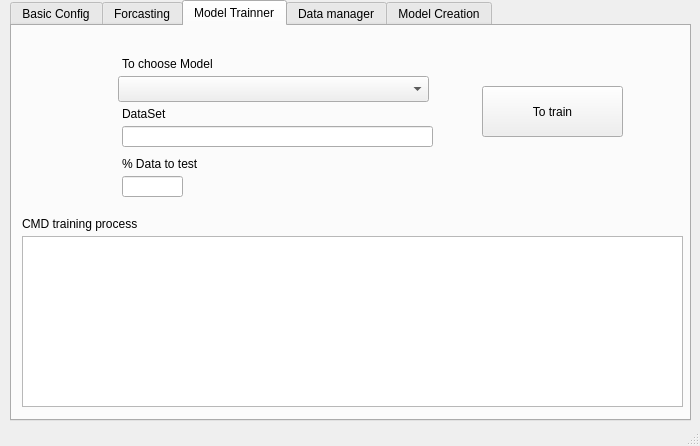
Before: the Qt Designer form QT_Files/GUI_FFT_LSTM_Stock.ui in eduardo-trejo-es/LSTM_GUI_DB, drawn with Qt 5.
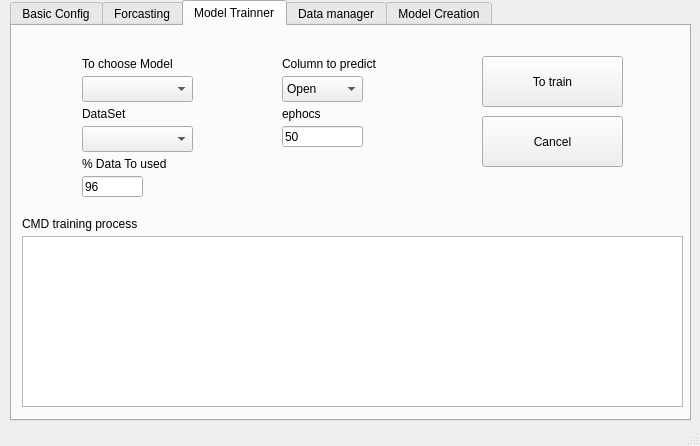
After: the same form once the commit is applied. The open tabs and pages were chosen to show the change.

The edit to the form file:
```diff
--- a/QT_Files/GUI_FFT_LSTM_Stock.ui
+++ b/QT_Files/GUI_FFT_LSTM_Stock.ui
@@ -293,7 +293,7 @@
      <widget class="QLabel" name="MoTr_lbl_chooseModel">
       <property name="geometry">
        <rect>
-        <x>110</x>
+        <x>70</x>
         <y>30</y>
         <width>111</width>
         <height>16</height>
@@ -306,7 +306,7 @@
      <widget class="QLabel" name="MoTr_lbl_DataSet">
       <property name="geometry">
        <rect>
-        <x>110</x>
+        <x>70</x>
         <y>80</y>
         <width>60</width>
         <height>16</height>
@@ -316,21 +316,11 @@
        <string>DataSet</string>
       </property>
      </widget>
-     <widget class="QLineEdit" name="MoTr_txtLine_DataSet">
-      <property name="geometry">
-       <rect>
-        <x>110</x>
-        <y>100</y>
-        <width>311</width>
-        <height>21</height>
-       </rect>
-      </property>
-     </widget>
      <widget class="QPushButton" name="MoTr_btn_Totrain">
       <property name="geometry">
        <rect>
         <x>470</x>
-        <y>60</y>
+        <y>30</y>
         <width>141</width>
         <height>51</height>
        </rect>
@@ -365,32 +355,132 @@
      <widget class="QLineEdit" name="MoTr_txtLine_PercentDataSet">
       <property name="geometry">
        <rect>
-        <x>110</x>
+        <x>70</x>
         <y>150</y>
         <width>61</width>
         <height>21</height>
        </rect>
       </property>
+      <property name="text">
+       <string>96</string>
+      </property>
      </widget>
      <widget class="QLabel" name="MoTr_lbl_PercentDataset">
       <property name="geometry">
        <rect>
-        <x>110</x>
+        <x>70</x>
         <y>130</y>
         <width>111</width>
         <height>16</height>
        </rect>
       </property>
       <property name="text">
-       <string>% Data to test</string>
+       <string>% Data To used</string>
       </property>
      </widget>
      <widget class="QComboBox" name="MoTr_ComBox_ChooseModel">
       <property name="geometry">
        <rect>
-        <x>106</x>
+        <x>70</x>
         <y>50</y>
-        <width>311</width>
+        <width>111</width>
+        <height>26</height>
+       </rect>
+      </property>
+     </widget>
+     <widget class="QPushButton" name="MoTr_btn_Cancel_train">
+      <property name="geometry">
+       <rect>
+        <x>470</x>
+        <y>90</y>
+        <width>141</width>
+        <height>51</height>
+       </rect>
+      </property>
+      <property name="text">
+       <string>Cancel</string>
+      </property>
+     </widget>
+     <widget class="QComboBox" name="MoTr_ComBox_Column_T_Predict">
+      <property name="geometry">
+       <rect>
+        <x>270</x>
+        <y>50</y>
+        <width>81</width>
+        <height>26</height>
+       </rect>
+      </property>
+      <item>
+       <property name="text">
+        <string>Open</string>
+       </property>
+      </item>
+      <item>
+       <property name="text">
+        <string>High</string>
+       </property>
+      </item>
+      <item>
+       <property name="text">
+        <string>Low</string>
+       </property>
+      </item>
+      <item>
+       <property name="text">
+        <string>Close</string>
+       </property>
+      </item>
+      <item>
+       <property name="text">
+        <string>Volume</string>
+       </property>
+      </item>
+     </widget>
+     <widget class="QLabel" name="MoTr_lbl_ColumnPredict">
+      <property name="geometry">
+       <rect>
+        <x>270</x>
+        <y>30</y>
+        <width>111</width>
+        <height>16</height>
+       </rect>
+      </property>
+      <property name="text">
+       <string>Column to predict</string>
+      </property>
+     </widget>
+     <widget class="QLineEdit" name="MoTr_txtLine_ephocs">
+      <property name="geometry">
+       <rect>
+        <x>270</x>
+        <y>100</y>
+        <width>81</width>
+        <height>21</height>
+       </rect>
+      </property>
+      <property name="text">
+       <string>50</string>
+      </property>
+     </widget>
+     <widget class="QLabel" name="MoTr_lbl_DataSet_2">
+      <property name="geometry">
+       <rect>
+        <x>270</x>
+        <y>80</y>
+        <width>60</width>
+        <height>16</height>
+       </rect>
+      </property>
+      <property name="text">
+       <string>ephocs</string>
+      </property>
+     </widget>
+     <widget class="QComboBox" name="MoTr_ComBox_DataSet">
+      <property name="geometry">
+       <rect>
+        <x>70</x>
+        <y>100</y>
+        <width>111</width>
         <height>26</height>
        </rect>
       </property>
```
Left out of the diff: 2 changed lines with no effect on the pictures.
